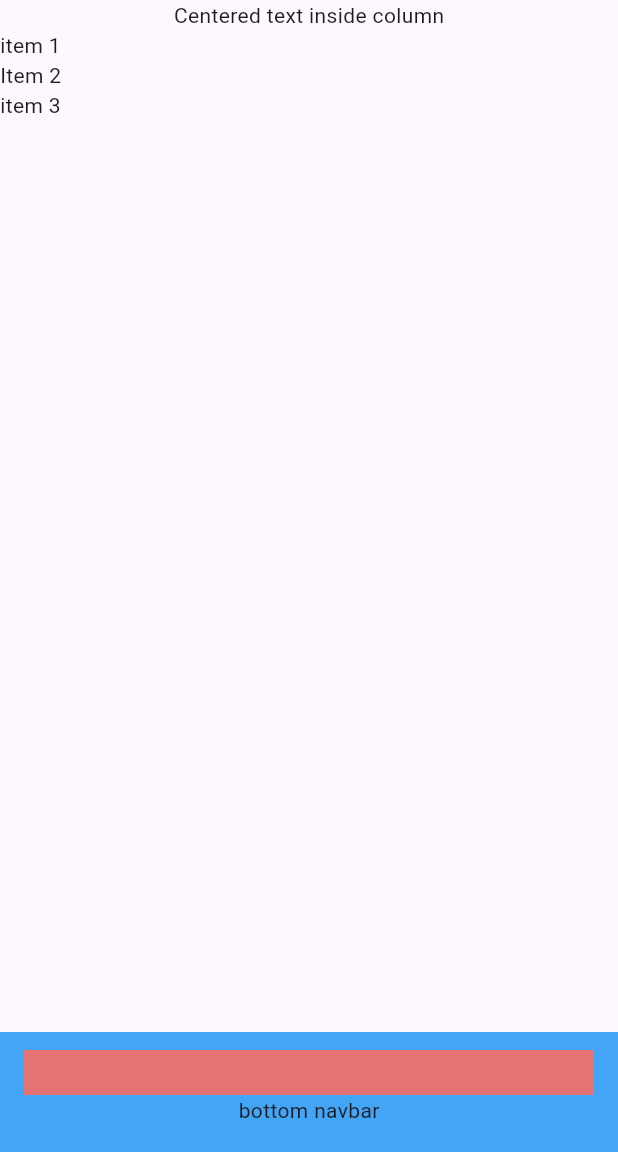
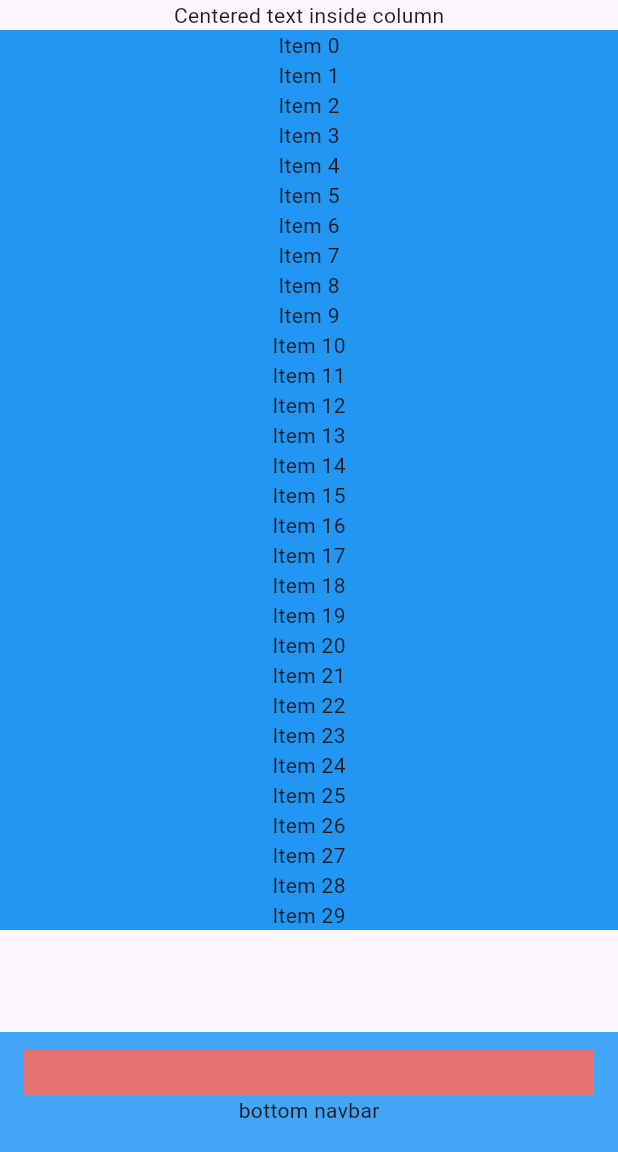
Before and after one commit to simonqq21/basic-todo-app-frontend, a Flutter app: the screen it shows after launch, on a phone screen of 412 x 824 dp, the part 84-1236 px from its top. Run offline on Flutter 3.47's test engine with Material 3 defaults, Android fonts, the phone set to English and light mode, and no system bars.

Commit message:
stupid listview example

```diff
--- a/lib/main.dart
+++ b/lib/main.dart
@@ -1,7 +1,7 @@
 import 'package:flutter/material.dart';
 
 void main() {
-  runApp(const MyApp());
+  runApp(MyApp());
 }
 
 class MyApp extends StatelessWidget {
@@ -55,6 +55,8 @@ class TodoAppHomePage extends StatefulWidget {
 }
 
 class _TodoAppHomePageState extends State<TodoAppHomePage> {
+  List<String>? items = List<String>.generate(1000, (i) => 'Item $i');
+
   @override
   Widget build(BuildContext context) {
     return Scaffold(
@@ -66,17 +68,79 @@ class _TodoAppHomePageState extends State<TodoAppHomePage> {
 
       body: Center(
         child: Column(
-          mainAxisAlignment: MainAxisAlignment.center,
+          // mainAxisAlignment: MainAxisAlignment.center,
           children: <Widget>[
             Text("Centered text inside column"),
             // Column(children: [Text("a"), Text('b'), Text('c')]),
             // Column(children: [Text("d"), Text('e'), Text('f')]),
             // Column(children: [Text("g"), Text('h'), Text('i')]),
-            Expanded(
-              child: ListView(
-                children: [Text("item 1"), Text("Item 2"), Text("item 3")],
+            // ListView(
+            //   children: [Text("item 1000"), Text("Item 2"), Text("item 3")],
+            // ),
+            Container(
+              // alignment: Alignment.center,
+              height: 600,
+              child: ListView.builder(
+                itemCount: items!.length,
+                prototypeItem: Container(
+                  alignment: Alignment.center,
+                  width: 50.0,
+                  color: Colors.blue,
+                  child: Text(items!.first),
+                ),
+                itemBuilder: (context, index) {
+                  return Container(
+                    alignment: Alignment.center,
+                    width: 50.0,
+                    color: Colors.blue,
+                    child: Text(items![index]),
+                  );
+                },
+                // padding: const EdgeInsets.fromLTRB(50, 25, 50, 50),
+                // children: [
+                //   Container(
+                //     alignment: Alignment.center,
+                //     width: 50.0,
+                //     color: Colors.blue,
+                //     child: Text("item 1"),
+                //   ),
+                //   Container(
+                //     alignment: Alignment.center,
+                //     width: 50.0,
+                //     color: Colors.blue,
+                //     child: Text("item 2"),
+                //   ),
+                //   Container(
+                //     alignment: Alignment.center,
+                //     width: 50.0,
+                //     color: Colors.blue,
+                //     child: Text("item 3"),
+                //   ),
+                // ],
               ),
             ),
+            // Flexible(
+            //   child: ListView(
+            //     padding: const EdgeInsets.fromLTRB(50, 25, 50, 50),
+            //     children: [
+            //       Container(
+            //         width: 50.0,
+            //         color: Colors.blue,
+            //         child: Text("item 1"),
+            //       ),
+            //       Container(
+            //         width: 50.0,
+            //         color: Colors.blue,
+            //         child: Text("item 2"),
+            //       ),
+            //       Container(
+            //         width: 50.0,
+            //         color: Colors.blue,
+            //         child: Text("item 3"),
+            //       ),
+            //     ],
+            //   ),
+            // ),
 
             // SizedBox(
             //   height: 500,
```
